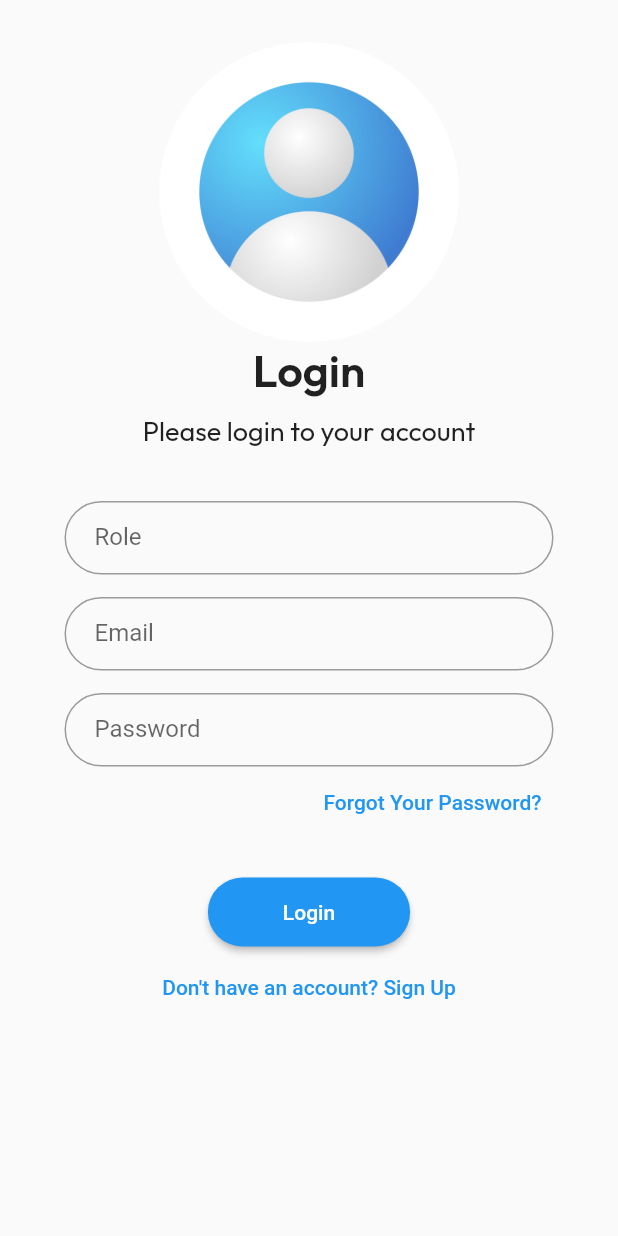
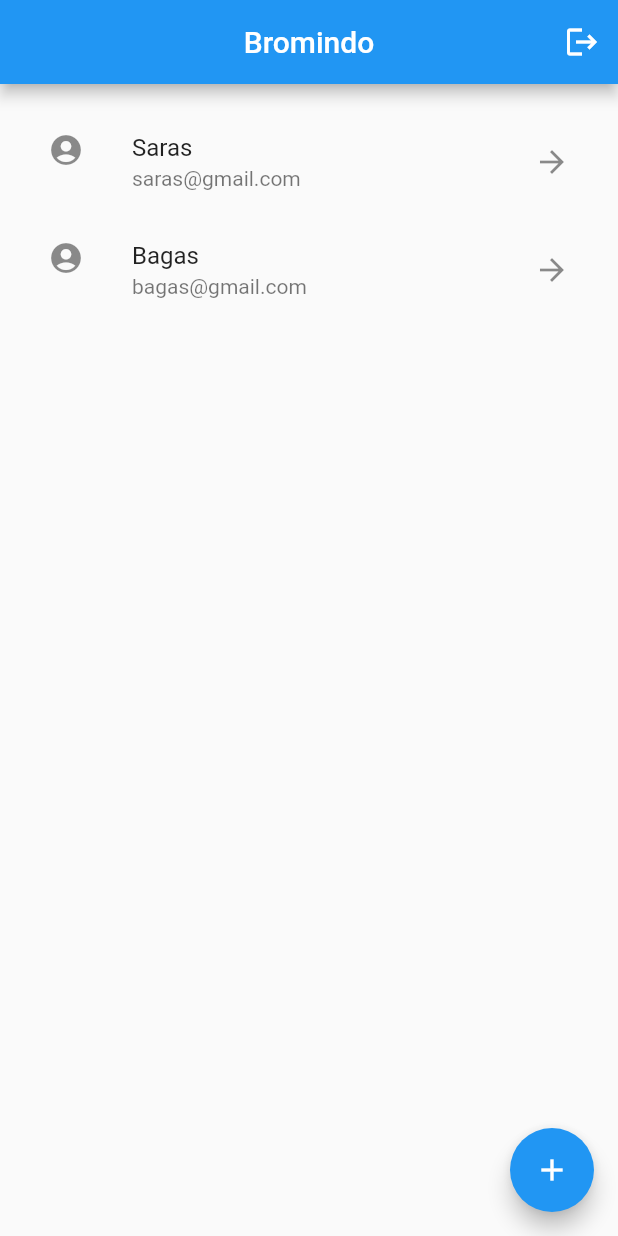
Before and after one commit to amouriessa/ST-flutter, a Flutter app: the screen it shows after launch, on a phone screen of 412 x 824 dp. Run offline on Flutter 3.47's test engine with Material 2 defaults, Android fonts, the phone set to English and light mode, and no system bars.

Commit message:
Finish Home UI

```diff
--- a/lib/main.dart
+++ b/lib/main.dart
@@ -1,3 +1,4 @@
+import 'package:bromindo_project/screens/home_screen.dart';
 import 'package:bromindo_project/screens/login_screen.dart';
 import 'package:flutter/material.dart';
 
@@ -12,7 +13,7 @@
   Widget build(BuildContext context) {
     return MaterialApp(
       debugShowCheckedModeBanner: false,
-      home: LoginScreen(),
+      home: HomeScreen(),
     );
   }
 }
--- a/lib/screens/home_screen.dart
+++ b/lib/screens/home_screen.dart
@@ -0,0 +1,63 @@
+import 'package:bromindo_project/screens/login_screen.dart';
+import 'package:bromindo_project/widgets/homepage/create_widget.dart';
+import 'package:flutter/material.dart';
+
+class HomeScreen extends StatelessWidget {
+  const HomeScreen({Key? key}) : super(key: key);
+
+  @override
+  Widget build(BuildContext context) {
+    return Scaffold(
+      appBar: AppBar(
+        title: Text('Bromindo'),
+        centerTitle: true,
+        actions: [
+          IconButton(
+            icon: Icon(Icons.logout),
+            onPressed: () {
+              Navigator.push(
+                context,
+                MaterialPageRoute(builder: (context) => LoginScreen()),
+              );
+            },
+          ),
+        ],
+      ),
+      body: Padding(
+        padding: EdgeInsets.all(16.0),
+        child: ListView(
+          children: [
+            ListTile(
+              leading: Icon(Icons.account_circle),
+              title: Text('Saras'),
+              subtitle: Text('saras@gmail.com'),
+              trailing: Icon(Icons.arrow_forward),
+              onTap: () {
+
+              },
+            ),
+            ListTile(
+              leading: Icon(Icons.account_circle),
+              title: Text('Bagas'),
+              subtitle: Text('bagas@gmail.com'),
+              trailing: Icon(Icons.arrow_forward),
+              onTap: () {
+
+
+              },
+            ),
+          ],
+        ),
+      ),
+      floatingActionButton: FloatingActionButton(
+        onPressed: () {
+          Navigator.push(
+            context,
+            MaterialPageRoute(builder: (context) => CreatePage()),
+          );
+        },
+        child: Icon(Icons.add),
+      ),
+    );
+  }
+}
--- a/lib/widgets/signuppage/signup_footer.dart
+++ b/lib/widgets/signuppage/signup_footer.dart
@@ -22,7 +22,7 @@
         ElevatedButton(
           onPressed: () {
             onPressedSignUp();
-            _showSnackBar(context); // Show the SnackBar
+            _showSnackBar(context);
           },
           child: const Text("Sign Up"),
           style: ElevatedButton.styleFrom(
@@ -32,7 +32,7 @@
               borderRadius: BorderRadius.circular(40.0),
             ),
             padding: EdgeInsets.symmetric(
-                horizontal: 50, vertical: 15), // Padding tombol
+                horizontal: 50, vertical: 15),
           ),
         ),
         SizedBox(height: 10),
```
Also changed, not shown: lib/screens/login_screen.dart (+7 -1 lines), lib/widgets/homepage/create_widget.dart (added, +64 -0 lines), lib/widgets/homepage/detail_widget.dart (added), lib/widgets/homepage/home.dart (deleted), lib/widgets/homepage/home_footer.dart (deleted), lib/widgets/homepage/home_header.dart (deleted).
